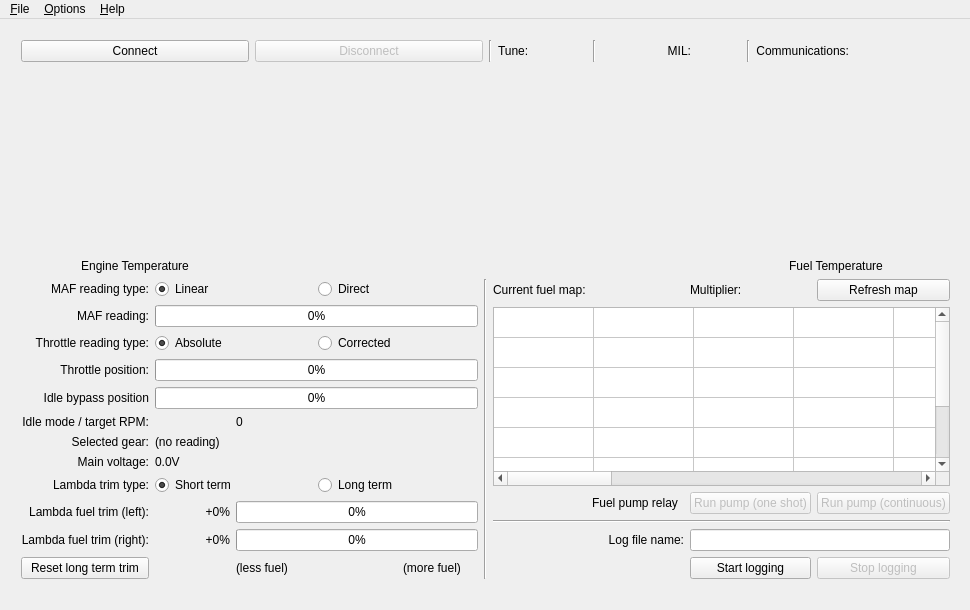
The window that mainwindow.ui (colinbourassa/rovergauge) describes before a commit, drawn with Qt 5.
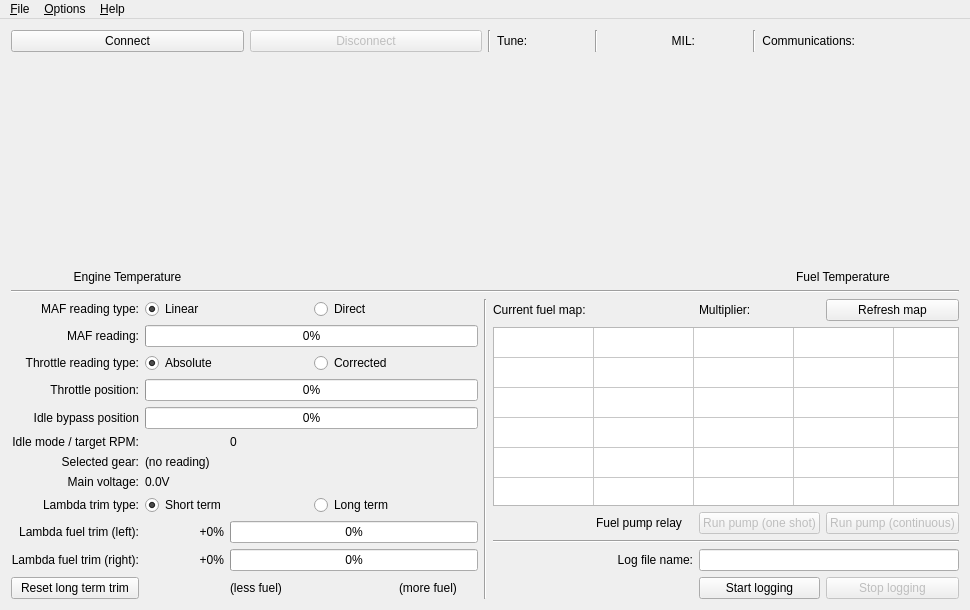
The same window after the commit. Custom widgets are drawn as their Qt base class.

Commit message: Automatically sizing with parent form

```diff
--- a/mainwindow.ui
+++ b/mainwindow.ui
@@ -20,16 +20,9 @@
    <string>MainWindow</string>
   </property>
   <widget class="QWidget" name="centralWidget">
-   <widget class="QWidget" name="">
-    <property name="geometry">
-     <rect>
-      <x>10</x>
-      <y>10</y>
-      <width>951</width>
-      <height>561</height>
-     </rect>
-    </property>
-    <layout class="QVBoxLayout" name="m_layoutMaster" stretch="0,1,1">
+   <layout class="QGridLayout" name="gridLayout">
+    <item row="0" column="0">
+     <layout class="QVBoxLayout" name="m_layoutMaster" stretch="0,1,0,1">
      <item>
       <layout class="QHBoxLayout" name="m_layoutTop" stretch="1,1">
        <item>
@@ -164,6 +157,13 @@
        </item>
       </layout>
      </item>
+      <item>
+       <widget class="Line" name="m_hline1">
+        <property name="orientation">
+         <enum>Qt::Horizontal</enum>
+        </property>
+       </widget>
+      </item>
      <item>
       <layout class="QHBoxLayout" name="m_layoutBottom">
        <item>
@@ -291,13 +291,6 @@
            </property>
           </widget>
          </item>
-         <item row="6" column="1" colspan="2">
-          <widget class="QLabel" name="m_gear">
-           <property name="text">
-            <string>(no reading)</string>
-           </property>
-          </widget>
-         </item>
          <item row="7" column="0">
           <widget class="QLabel" name="m_voltageLabel">
            <property name="text">
@@ -308,13 +301,6 @@
            </property>
           </widget>
          </item>
-         <item row="7" column="1">
-          <widget class="QLabel" name="m_voltage">
-           <property name="text">
-            <string>0.0V</string>
-           </property>
-          </widget>
-         </item>
          <item row="8" column="0">
           <widget class="QLabel" name="m_lambdaTrimTypeLabel">
            <property name="text">
@@ -360,6 +346,12 @@
          </item>
          <item row="9" column="1">
           <widget class="QLabel" name="m_leftFuelTrimBarLabel">
+            <property name="minimumSize">
+             <size>
+              <width>55</width>
+              <height>0</height>
+             </size>
+            </property>
            <property name="text">
             <string>+0%</string>
            </property>
@@ -380,6 +372,12 @@
          </item>
          <item row="10" column="1">
           <widget class="QLabel" name="m_rightFuelTrimBarLabel">
+            <property name="minimumSize">
+             <size>
+              <width>55</width>
+              <height>0</height>
+             </size>
+            </property>
            <property name="text">
             <string>+0%</string>
            </property>
@@ -447,6 +445,20 @@
            </property>
           </widget>
          </item>
+          <item row="6" column="1" colspan="4">
+           <widget class="QLabel" name="m_gear">
+            <property name="text">
+             <string>(no reading)</string>
+            </property>
+           </widget>
+          </item>
+          <item row="7" column="1" colspan="4">
+           <widget class="QLabel" name="m_voltage">
+            <property name="text">
+             <string>0.0V</string>
+            </property>
+           </widget>
+          </item>
         </layout>
        </item>
        <item>
@@ -481,6 +493,12 @@
          </item>
          <item row="1" column="0" colspan="4">
           <widget class="QTableWidget" name="m_fuelMapDisplay">
+            <property name="verticalScrollBarPolicy">
+             <enum>Qt::ScrollBarAlwaysOff</enum>
+            </property>
+            <property name="horizontalScrollBarPolicy">
+             <enum>Qt::ScrollBarAlwaysOff</enum>
+            </property>
            <property name="rowCount">
             <number>8</number>
            </property>
@@ -591,7 +609,8 @@
       </layout>
      </item>
     </layout>
-   </widget>
+    </item>
+   </layout>
   </widget>
   <widget class="QMenuBar" name="menuBar">
    <property name="geometry">
```
Left out of the diff: 2 changed lines with no effect on the pictures. Lines whose indentation alone changed are shown as unchanged. The commit also changes 1 other file.
